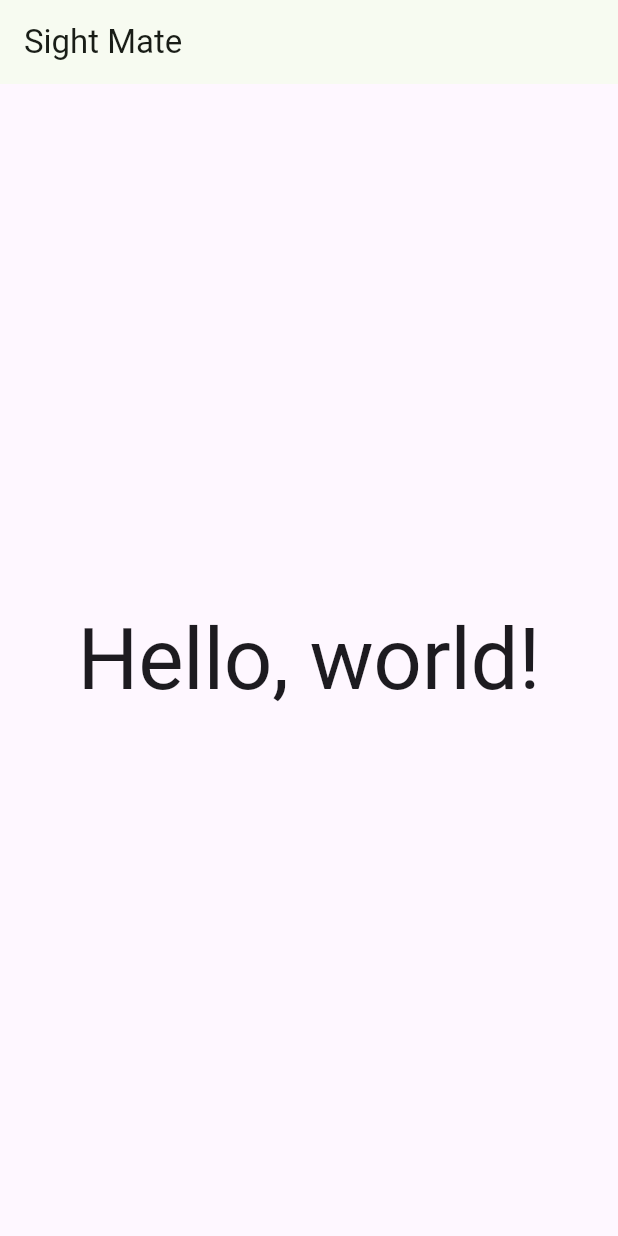
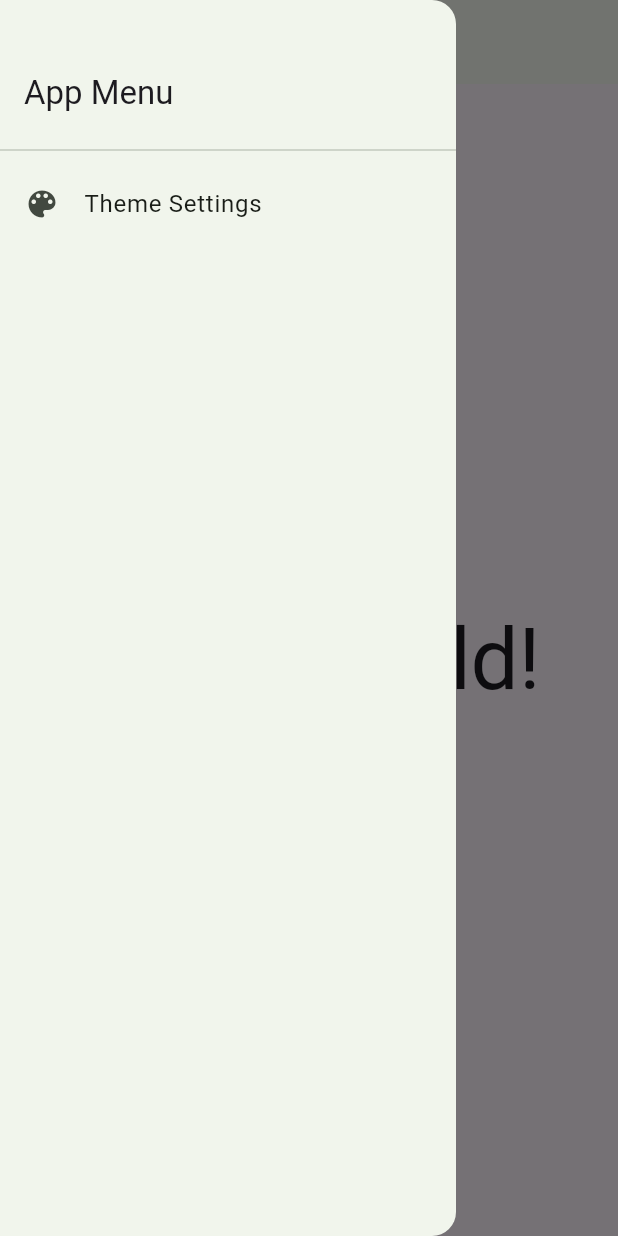
Before and after one commit to Almouhannad/SightMate-Mobile-Application, a Flutter app: the screen it shows after launch, with the side drawer open (before the commit the screen has no drawer), on a phone screen of 412 x 824 dp. Run offline on Flutter 3.47's test engine with Material 3 defaults, Android fonts, the phone set to English and light mode, and no system bars; our stand-ins replace get_it, shared_preferences; Roboto replaces fonts that are missing (Times New Roman).

Commit message:
Add drawer to UI

```diff
--- a/lib/main.dart
+++ b/lib/main.dart
@@ -1,5 +1,6 @@
 import 'package:flutter/material.dart';
 import 'package:provider/provider.dart';
+import 'package:sight_mate/app/routes.dart';
 import 'package:sight_mate/modules/home/presentation/home_page.dart';
 import 'app/injection.dart';
 import 'modules/theme/presentation/theme_notifier.dart';
@@ -26,6 +27,7 @@ class SightMateApp extends StatelessWidget {
             return const SizedBox.shrink();
           }
           return MaterialApp(
+            onGenerateRoute: onGenerateRoute,
             debugShowCheckedModeBanner: false,
             theme: notifier.lightTheme,
             darkTheme: notifier.darkTheme,
--- /dev/null
+++ b/lib/modules/home/presentation/app_drawer.dart
@@ -0,0 +1,33 @@
+import 'package:flutter/material.dart';
+import 'package:sight_mate/modules/theme/presentation/theme_settings_route.dart';
+
+class AppDrawer extends StatelessWidget {
+  const AppDrawer({super.key});
+
+  @override
+  Widget build(BuildContext context) {
+    return Drawer(
+      child: ListView(
+        padding: EdgeInsets.zero,
+        children: [
+          Container(
+            padding: const EdgeInsets.fromLTRB(16, 48, 16, 16),
+            alignment: Alignment.centerLeft,
+            child: Text(
+              'App Menu',
+              style: Theme.of(context).textTheme.titleLarge,
+            ),
+          ),
+          const Divider(),
+          ListTile(
+            leading: const Icon(Icons.color_lens),
+            title: const Text('Theme Settings'),
+            onTap: () {
+              Navigator.of(context).pushNamed(ThemeSettingsRoute.name);
+            },
+          ),
+        ],
+      ),
+    );
+  }
+}
--- a/lib/modules/home/presentation/home_page.dart
+++ b/lib/modules/home/presentation/home_page.dart
@@ -1,4 +1,5 @@
 import 'package:flutter/material.dart';
+import 'package:sight_mate/modules/home/presentation/app_drawer.dart';
 
 class HomePage extends StatelessWidget {
   const HomePage({super.key});
@@ -6,6 +7,7 @@ class HomePage extends StatelessWidget {
   @override
   Widget build(BuildContext context) {
     return Scaffold(
+      drawer: const AppDrawer(),
       appBar: AppBar(title: Text('Sight Mate')),
       body: HelloWorldWidget(),
     );
```
